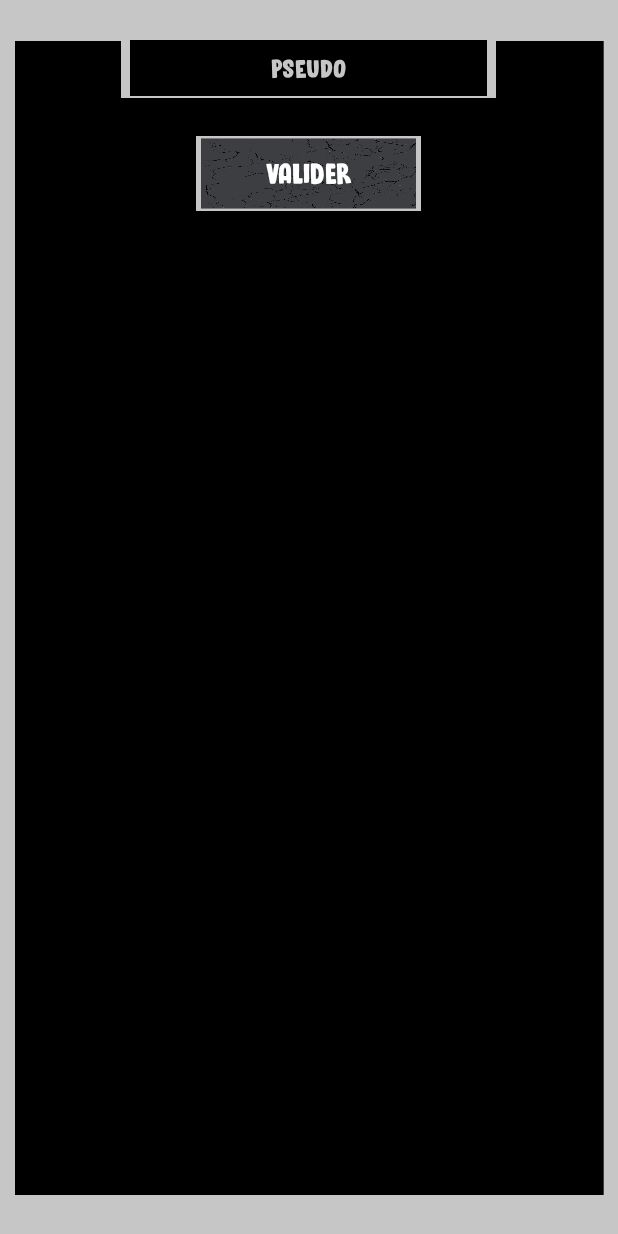
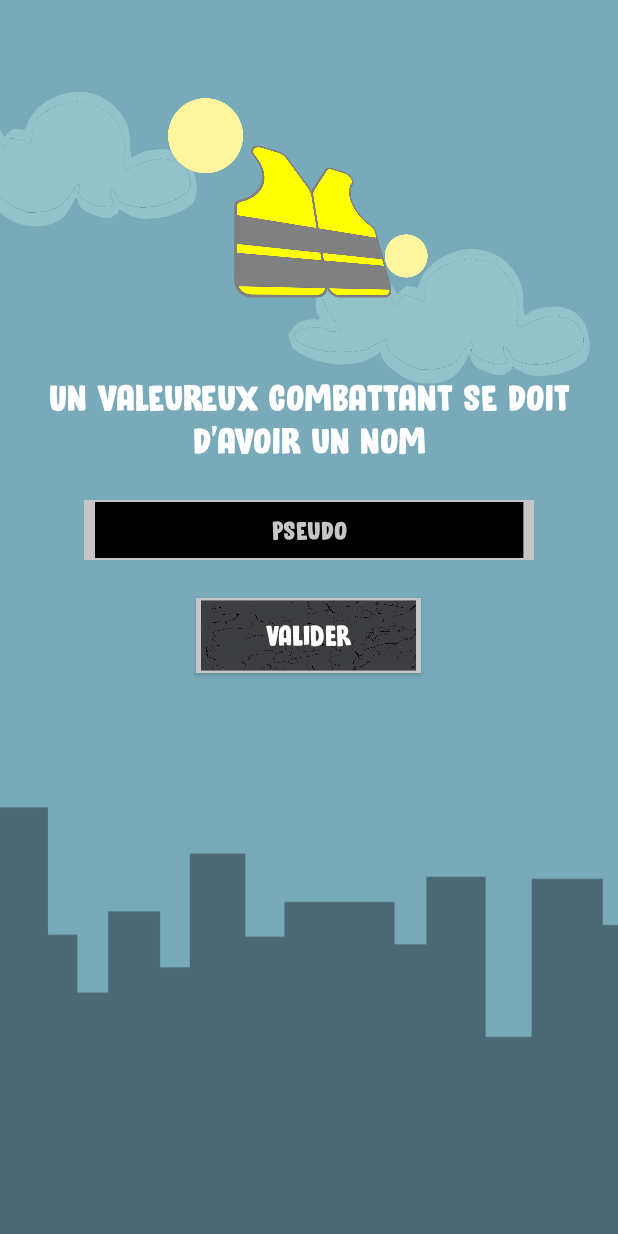
Before and after one commit to tanguybro/snakegj, an Android app: the screen it shows after launch (PopupPseudo before the commit, Renseignement after it), on a phone screen of 412 x 824 dp. Run offline under Robolectric (Android 15) with nearby library versions, the phone set to English and light mode, and no system bars.

Commit message:
pseudo + boutons

```diff
--- a/SnakeGJ/app/src/main/AndroidManifest.xml
+++ b/SnakeGJ/app/src/main/AndroidManifest.xml
@@ -15,7 +15,7 @@
 
         <activity android:name=".popup.PopupFinPartie" />
         <activity android:name=".popup.PopupPause" />
-        <activity android:name=".popup.PopupPseudo" />
+        <activity android:name=".popup.Renseignement" />
         <activity
             android:name=".Classement"
             android:label="@string/title_activity_classement"
--- a/SnakeGJ/app/src/main/java/com/snakegj/Menu.java
+++ b/SnakeGJ/app/src/main/java/com/snakegj/Menu.java
@@ -6,10 +6,11 @@ import android.preference.PreferenceManager;
 import android.support.v7.app.AppCompatActivity;
 import android.view.View;
 import android.widget.Button;
+import android.widget.TextView;
 
 import com.google.firebase.FirebaseApp;
 import com.snakegj.jeu.Jeu;
-import com.snakegj.popup.PopupPseudo;
+import com.snakegj.popup.Renseignement;
 
 
 public class Menu extends AppCompatActivity {
@@ -21,6 +22,7 @@ public class Menu extends AppCompatActivity {
         FirebaseApp.initializeApp(this);
         Button btnJouer = findViewById(R.id.jouer);
         Button btnClassement = findViewById(R.id.classement);
+        TextView pseudoMenu = findViewById(R.id.pseudo);
 
         btnJouer.setOnClickListener(new View.OnClickListener() {
             @Override
@@ -37,7 +39,10 @@ public class Menu extends AppCompatActivity {
         });
 
         if(PreferenceManager.getDefaultSharedPreferences(this).getString("pseudo", "").equals(""))
-            startActivity(new Intent(this, PopupPseudo.class));
+            startActivity(new Intent(this, Renseignement.class));
+
+        String pseudoMemo = PreferenceManager.getDefaultSharedPreferences(this).getString("pseudo", "");
+        pseudoMenu.setText("Pseudo : " + pseudoMemo);
     }
 
 }
--- a/SnakeGJ/app/src/main/java/com/snakegj/jeu/JeuVue.java
+++ b/SnakeGJ/app/src/main/java/com/snakegj/jeu/JeuVue.java
@@ -52,8 +52,8 @@ public class JeuVue extends SurfaceView implements SurfaceHolder.Callback {
             return;
         canvas.drawColor(Color.WHITE);  // on efface l'écran, en blanc
         fondJeu.dessiner(canvas);
+        fruit.dessiner(canvas);
         serpent.dessiner(canvas);
-        fruit.dessiner(canvas);
         afficherMeilleurScore(canvas);
     }
 
@@ -143,7 +143,7 @@ public class JeuVue extends SurfaceView implements SurfaceHolder.Callback {
     @Override
     public void surfaceChanged(SurfaceHolder surfaceHolder, int i, int w, int h) {
         fondJeu.modifierDimensions(w,h);
-        serpent.redimensionner(getContext(), R.drawable.gilet_jaune, 10, 10);
+        serpent.redimensionner(getContext(), R.drawable.gilet_jaune, 12, 12);
         fruit.redimensionner(getContext(), R.drawable.police, 12, 15);
         fondJeu.redimensionner(getContext(), R.drawable.background, 1, 1);
     }
--- a/SnakeGJ/app/src/main/java/com/snakegj/jeu/snake/elementsGraphiques/Serpent.java
+++ b/SnakeGJ/app/src/main/java/com/snakegj/jeu/snake/elementsGraphiques/Serpent.java
@@ -9,7 +9,7 @@ public class Serpent extends ElementGraphique {
     private final Anneau tete;
     private Direction cap;
     private static int hauteurAnneau, largeurAnneau;
-    private static final int PAS = 85; //déplacement du snake
+    private static final int PAS = 82; //déplacement du snake
 
     public Serpent() {
         tete = new Anneau(100, 200);
--- a/SnakeGJ/app/src/main/java/com/snakegj/popup/PopupPseudo.java
+++ b/SnakeGJ/app/src/main/java/com/snakegj/popup/Renseignement.java
@@ -4,7 +4,6 @@ import android.content.SharedPreferences;
 import android.os.Bundle;
 import android.preference.PreferenceManager;
 import android.support.v7.app.AppCompatActivity;
-import android.util.Log;
 import android.view.View;
 import android.widget.Button;
 import android.widget.EditText;
@@ -14,12 +13,12 @@ import com.snakegj.R;
 
 import java.util.regex.Pattern;
 
-public class PopupPseudo extends AppCompatActivity {
+public class Renseignement extends AppCompatActivity {
 
     @Override
     protected void onCreate(Bundle savedInstanceState) {
         super.onCreate(savedInstanceState);
-        setContentView(R.layout.popup_pseudo);
+        setContentView(R.layout.renseignement);
 
         final EditText champPseudo = findViewById(R.id.chpPseudo);
         Button btnValider = findViewById(R.id.btnValiderPseudo);
@@ -28,11 +27,11 @@ public class PopupPseudo extends AppCompatActivity {
             @Override
             public void onClick(View v) {
                 if(champPseudo.getText().toString().isEmpty())
-                    Toast.makeText(PopupPseudo.this, "Veuillez entrer un pseudo", Toast.LENGTH_SHORT).show();
+                    Toast.makeText(Renseignement.this, "Veuillez entrer un pseudo", Toast.LENGTH_SHORT).show();
                 else if(contientCaracSpeciaux(champPseudo.getText().toString()))
-                    Toast.makeText(PopupPseudo.this, "Pseudo invalide : caractères spéciaux à retirer", Toast.LENGTH_SHORT).show();
+                    Toast.makeText(Renseignement.this, "Pseudo invalide : caractères spéciaux à retirer", Toast.LENGTH_SHORT).show();
                 else {
-                    SharedPreferences preferences = PreferenceManager.getDefaultSharedPreferences(PopupPseudo.this);
+                    SharedPreferences preferences = PreferenceManager.getDefaultSharedPreferences(Renseignement.this);
                     SharedPreferences.Editor editor = preferences.edit();
                     editor.putString("pseudo", champPseudo.getText().toString());
                     editor.commit();
--- a/SnakeGJ/app/src/main/res/layout/popup_pseudo.xml
+++ b/SnakeGJ/app/src/main/res/layout/renseignement.xml
@@ -3,16 +3,37 @@
     xmlns:tools="http://schemas.android.com/tools"
     android:layout_width="match_parent"
     android:layout_height="match_parent"
-    android:background="@drawable/tableau"
+    android:background="@drawable/classement_background"
     tools:context=".popup.PopupFinPartie">
+
+    <ImageView
+        android:id="@+id/logo"
+        android:layout_width="300dp"
+        android:layout_height="325dp"
+        android:src="@drawable/logo_sankegj"
+        android:layout_centerHorizontal="true"/>
+
+    <TextView
+        android:id="@+id/titrePseudo"
+        android:layout_width="wrap_content"
+        android:layout_height="wrap_content"
+        android:layout_marginTop="250dp"
+        android:text="Un valeureux combattant se doit d'avoir un nom"
+        android:gravity="center"
+        android:textColor="@android:color/white"
+        android:textSize="25sp"
+        android:fontFamily="@font/bloomer_demo"
+        android:layout_centerHorizontal="true"
+        />
 
     <EditText
         android:id="@+id/chpPseudo"
-        android:layout_width="250dp"
+        android:layout_width="300dp"
         android:layout_height="40dp"
         android:layout_marginTop="25dp"
         android:gravity="center"
-        android:layout_centerHorizontal="true"
+        android:layout_below="@id/titrePseudo"
+        android:layout_centerInParent="true"
         android:hint="@string/pseudo"
         android:textColorHint="@color/grisClair"
         android:inputType="text"
```
Also changed, not shown: SnakeGJ/app/src/main/res/layout/menu.xml (+12 -3 lines), SnakeGJ/app/src/main/res/drawable/logo_sankegj.png (added), SnakeGJ/app/src/main/res/drawable/police.png.
